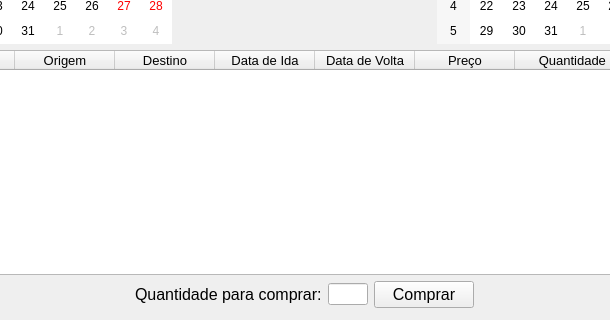
Old version of the form Trab4/Client/items_list.ui in the repository Angelin01/CSS30-2018-2; both pictures show x 95 to 705 and y 282 to 602 of the 802 by 602 pixel window.
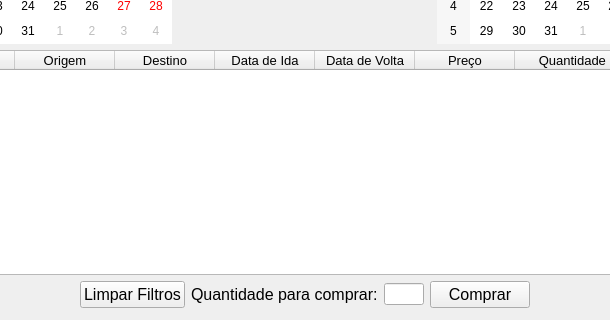
New version of the form.

Commit message: Botão de limpar filtros

```diff
--- a/Trab4/Client/items_list.ui
+++ b/Trab4/Client/items_list.ui
@@ -359,6 +359,19 @@
         </property>
        </spacer>
       </item>
+      <item>
+       <widget class="QPushButton" name="btnResetFilters">
+        <property name="font">
+         <font>
+          <family>Arial</family>
+          <pointsize>12</pointsize>
+         </font>
+        </property>
+        <property name="text">
+         <string>Limpar Filtros</string>
+        </property>
+       </widget>
+      </item>
       <item>
        <widget class="QLabel" name="labelNumberBuy">
         <property name="font">
```
The commit also changes 1 other file.
